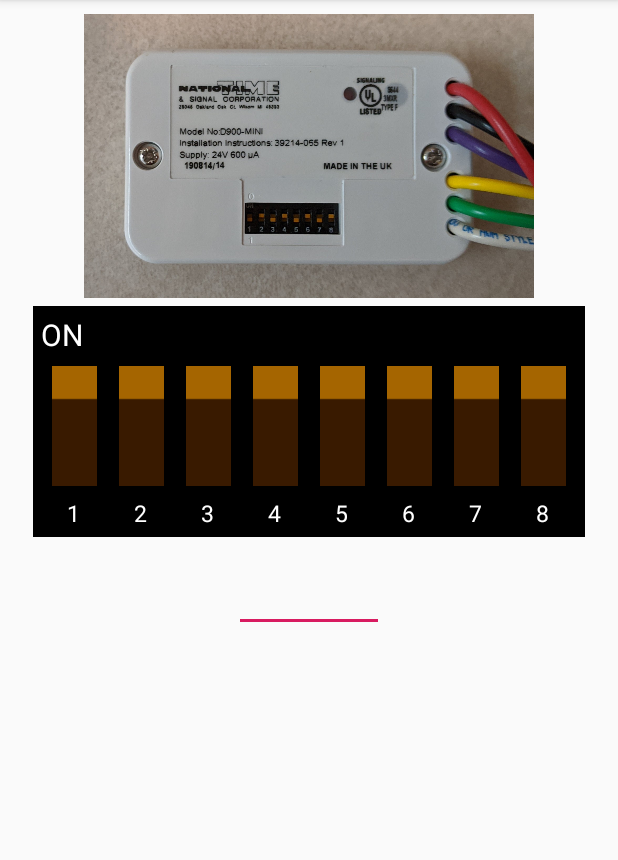
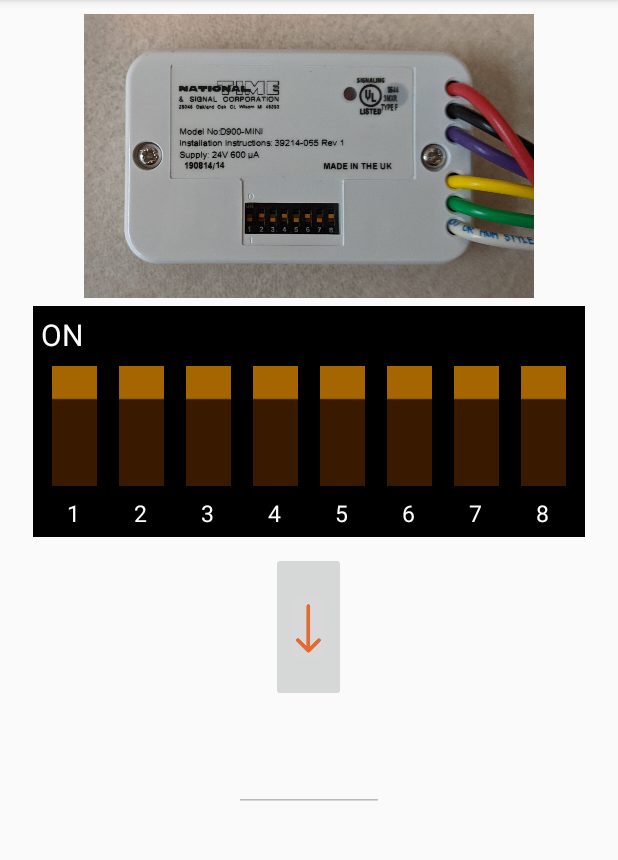
Before and after one commit to CloneJediXI/Binary, an Android app: the screen it shows after launch (MainActivity), on a phone screen of 412 x 824 dp, the part 84-944 px from its top. Run offline under Robolectric (Android 15) with nearby library versions, the phone set to English and light mode, and no system bars.

Commit message:
Same, updated files

```diff
--- a/app/src/main/java/emu/cosc426/binaryconverter/MainActivity.java
+++ b/app/src/main/java/emu/cosc426/binaryconverter/MainActivity.java
@@ -8,6 +8,8 @@
 import androidx.appcompat.app.AppCompatActivity;
 import androidx.appcompat.widget.Toolbar;
 
+import android.text.Editable;
+import android.text.TextWatcher;
 import android.view.View;
 import android.view.Menu;
 import android.view.MenuItem;
@@ -17,7 +19,10 @@
 
 public class MainActivity extends AppCompatActivity {
 
-    ImageButton[] switches = new ImageButton[8];
+    ImageButton[] switchObjects = new ImageButton[8];
+    Switch[] switches = new Switch[8];
+    ImageButton arrow;
+    Boolean up = false;
     EditText decimal;
     int total;
 
@@ -28,54 +33,168 @@
         Toolbar toolbar = findViewById(R.id.toolbar);
         setSupportActionBar(toolbar);
 
+        arrow = (ImageButton)findViewById(R.id.arrow);
         decimal = (EditText) findViewById(R.id.decimal);
+        decimal.addTextChangedListener(new TextHandler());
         setSwitches();
         setHandlers();
     }
     public void setSwitches(){
-        switches[0] = (ImageButton)findViewById(R.id.s0);
-        switches[1] = (ImageButton)findViewById(R.id.s1);
-        switches[2] = (ImageButton)findViewById(R.id.s2);
-        switches[3] = (ImageButton)findViewById(R.id.s3);
-        switches[4] = (ImageButton)findViewById(R.id.s4);
-        switches[5] = (ImageButton)findViewById(R.id.s5);
-        switches[6] = (ImageButton)findViewById(R.id.s6);
-        switches[7] = (ImageButton)findViewById(R.id.s7);
+        switchObjects[0] = (ImageButton)findViewById(R.id.s0);
+        switchObjects[1] = (ImageButton)findViewById(R.id.s1);
+        switchObjects[2] = (ImageButton)findViewById(R.id.s2);
+        switchObjects[3] = (ImageButton)findViewById(R.id.s3);
+        switchObjects[4] = (ImageButton)findViewById(R.id.s4);
+        switchObjects[5] = (ImageButton)findViewById(R.id.s5);
+        switchObjects[6] = (ImageButton)findViewById(R.id.s6);
+        switchObjects[7] = (ImageButton)findViewById(R.id.s7);
+        switches[0] = new Switch(0);
+        switches[1] = new Switch(1);
+        switches[2] = new Switch(2);
+        switches[3] = new Switch(3);
+        switches[4] = new Switch(4);
+        switches[5] = new Switch(5);
+        switches[6] = new Switch(6);
+        switches[7] = new Switch(7);
     }
     public void setHandlers(){
-        for(int i=0; i<switches.length; i++){
-            switches[i].setOnClickListener(new switchHandler(i));
+        for(int i=0; i<switchObjects.length; i++){
+            switchObjects[i].setOnClickListener(new SwitchHandler(i));
         }
     }
-    private class switchHandler implements View.OnClickListener{
+    private class SwitchHandler implements View.OnClickListener{
 
         private int id;
         private int value;
-        private boolean checked;
-        public switchHandler (int i){
+        public SwitchHandler (int i){
             id = i;
             value = (int)Math.round(Math.pow(2, id));
         }
         @Override
         public void onClick(View v) {
-            if(checked){
-                checked = false;
-                switches[id].setImageResource(R.drawable.switchverticaloff);
-                total -= value;
-            }else{
-                checked = true;
-                switches[id].setImageResource(R.drawable.switchverticalon);
-                total += value;
+            if(!up) {
+                if (switches[id].isChecked()) {
+                    switches[id].setChecked(false);
+                    switchObjects[id].setImageResource(R.drawable.switchverticaloff);
+                    total -= value;
+                } else {
+                    switches[id].setChecked(true);
+                    switchObjects[id].setImageResource(R.drawable.switchverticalon);
+                    total += value;
+                }
+                updateText();
             }
-            updateText();
+        }
+    }
+    private class TextHandler implements TextWatcher{
+
+        @Override
+        public void beforeTextChanged(CharSequence s, int start, int count, int after) {
+
+        }
+
+        @Override
+        public void onTextChanged(CharSequence s, int start, int before, int count) {
+
+        }
+
+        @Override
+        public void afterTextChanged(Editable s) {
+            if (up) {
+                try {
+                    String temp = decimal.getText().toString();
+                    total = Integer.parseInt(temp);
+                    updateSwitches();
+                } catch (Exception e) {
+                    resetSwitches();
+                    total = 0;
+                }
+            }
+        }
+    }
+    private class Switch{
+        private int id;
+        private int value;
+        private boolean checked = false;
+
+        public Switch(int i){
+            id = i;
+            value = (int)Math.round(Math.pow(2, id));
+        }
+        public int getId() {
+            return id;
+        }
+        public void setChecked(boolean b){
+            checked = b;
+        }
+        public boolean isChecked() {
+            return checked;
         }
     }
     public void updateText(){
         decimal.setText(Integer.toString(total));
     }
-    public void clicked(View v){
-        ImageButton image = (ImageButton)v;
-        image.setImageResource(R.drawable.switchverticalon);
+    public void updateSwitches(){
+        resetSwitches();
+        if((total - 64) >= 0){
+            total -= 64;
+            switches[6].setChecked(true);
+            switchObjects[6].setImageResource(R.drawable.switchverticalon);
+        }
+        if((total - 32) >= 0){
+            total -= 32;
+            switches[5].setChecked(true);
+            switchObjects[5].setImageResource(R.drawable.switchverticalon);
+        }
+        if((total - 16) >= 0){
+            total -= 16;
+            switches[4].setChecked(true);
+            switchObjects[4].setImageResource(R.drawable.switchverticalon);
+        }
+        if((total - 8) >= 0){
+            total -= 8;
+            switches[3].setChecked(true);
+            switchObjects[3].setImageResource(R.drawable.switchverticalon);
+        }
+        if((total - 4) >= 0){
+            total -= 4;
+            switches[2].setChecked(true);
+            switchObjects[2].setImageResource(R.drawable.switchverticalon);
+        }
+        if((total - 2) >= 0){
+            total -= 2;
+            switches[1].setChecked(true);
+            switchObjects[1].setImageResource(R.drawable.switchverticalon);
+        }
+        if((total - 1) >= 0){
+            total -= 1;
+            switches[0].setChecked(true);
+            switchObjects[0].setImageResource(R.drawable.switchverticalon);
+        }
+    }
+    public void resetSwitches(){
+        for(int i=0; i<switches.length; i++){
+            switches[i].setChecked(false);
+            switchObjects[i].setImageResource(R.drawable.switchverticaloff);
+        }
+    }
+
+    public void flip(View v){
+        if(up){
+            up = false;
+            arrow.setImageResource(R.drawable.arrowdown);
+            decimal.setEnabled(false);
+            resetSwitches();
+            total = 0;
+            decimal.setText("");
+        }else{
+            up = true;
+            arrow.setImageResource(R.drawable.arrowup);
+            decimal.setEnabled(true);
+            resetSwitches();
+            total = 0;
+            decimal.setText("");
+        }
     }
 
     @Override
--- a/app/src/main/res/layout/activity_main.xml
+++ b/app/src/main/res/layout/activity_main.xml
@@ -190,14 +190,26 @@
             android:layout_alignLeft="@id/s7"/>
 
     </RelativeLayout>
+    <ImageButton
+        android:layout_width="50dp"
+        android:layout_height="100dp"
+        android:scaleType="fitCenter"
+        android:src="@drawable/arrowdown"
+        android:layout_below="@id/switchholder"
+        android:layout_centerHorizontal="true"
+        android:layout_margin="10dp"
+        android:onClick="flip"
+        android:id="@+id/arrow"/>
     <EditText
         android:layout_width="100dp"
         android:layout_height="wrap_content"
         android:textSize="20dp"
+        android:inputType="number"
         android:id="@+id/decimal"
-        android:layout_below="@id/switchholder"
+        android:layout_below="@id/arrow"
         android:layout_centerHorizontal="true"
         android:textAlignment="center"
+        android:enabled="false"
         android:layout_margin="15dp"/>
 
 
```
